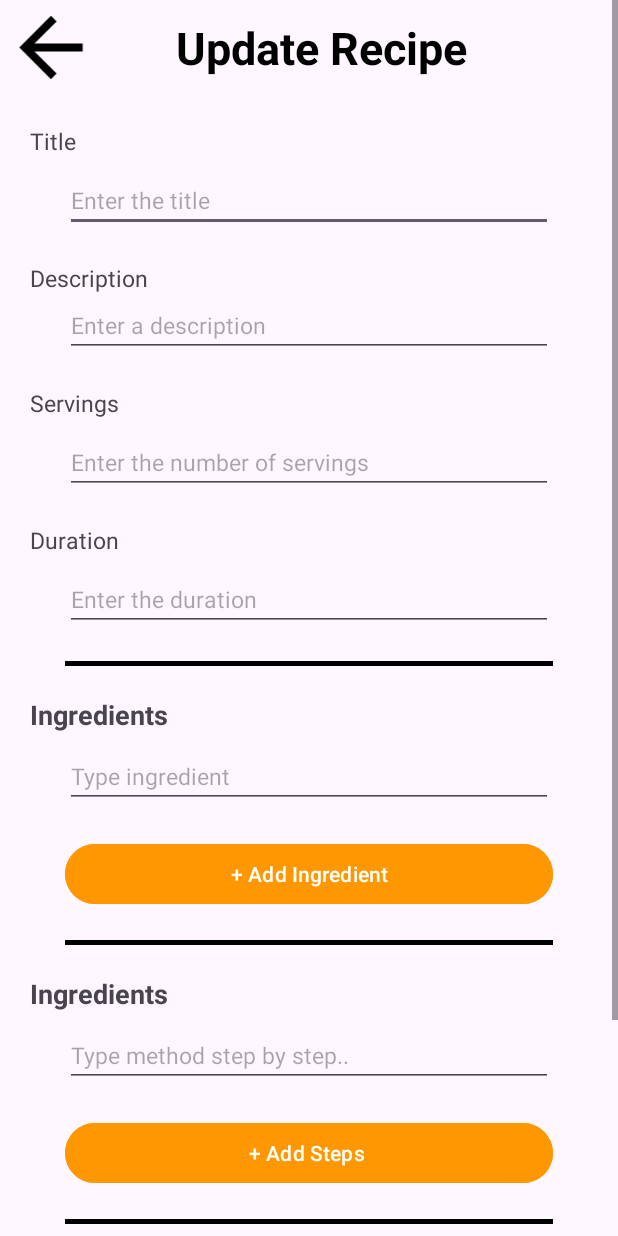
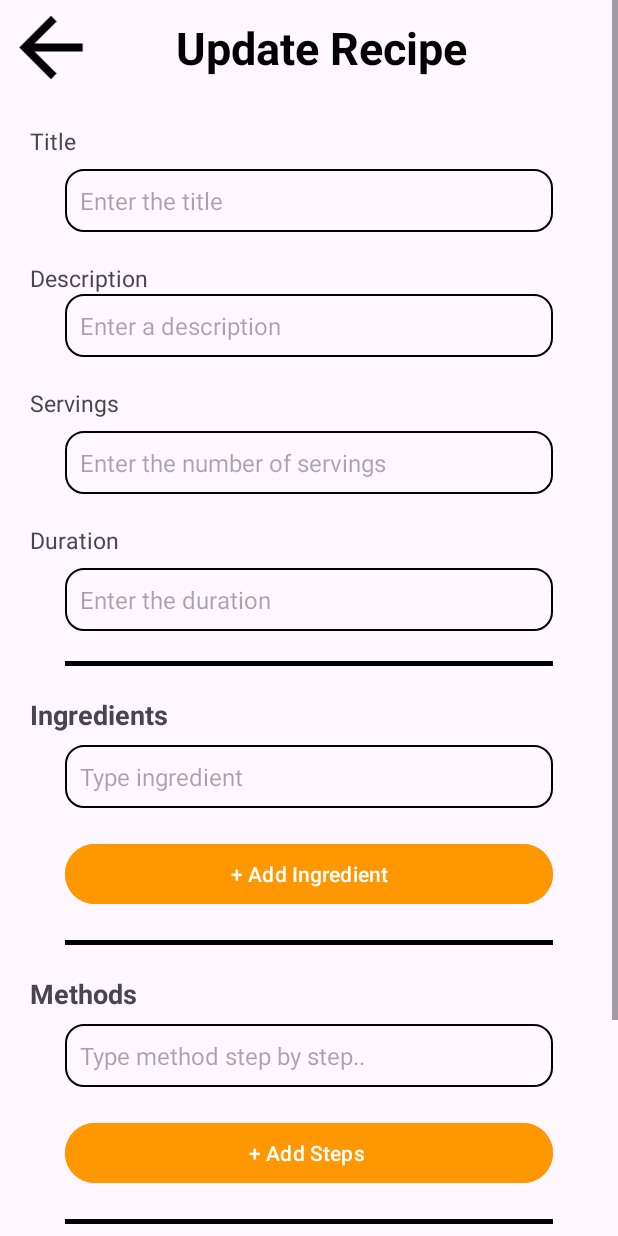
Before and after one commit to Ridmi1012/Easipe_MobileApplicationDevelopment, an Android app: the UpdateRecipeActivity screen opened directly, with no data from a screen before it, on a phone screen of 412 x 824 dp. Run offline under Robolectric (Android 15) with nearby library versions, the phone set to English and light mode, and no system bars.

Commit message:
Add, Update Recipe UI updated

```diff
--- /dev/null
+++ b/app/src/main/res/drawable/rounded_background.xml
@@ -0,0 +1,8 @@
+<?xml version="1.0" encoding="utf-8"?>
+<shape xmlns:android="http://schemas.android.com/apk/res/android"
+    android:shape="rectangle">
+    <corners android:radius="12dp" />
+    <stroke android:width="1dp"
+        android:color="@color/black"/>
+    <padding android:top="10dp" android:bottom="10dp" android:left="10dp" android:right="10dp" />
+</shape>
--- a/app/src/main/res/layout/activity_add_recipe.xml
+++ b/app/src/main/res/layout/activity_add_recipe.xml
@@ -54,11 +54,12 @@
 
         <EditText
             android:id="@+id/editTextTitle"
+            android:layout_width="325dp"
             android:layout_height="wrap_content"
-            android:layout_width="325dp"
             android:layout_marginLeft="15dp"
+            android:layout_marginTop="8dp"
             android:layout_marginRight="15dp"
-            android:layout_marginTop="8dp"
+            android:background="@drawable/rounded_background"
             android:ems="20"
             android:hint="Enter the title"
             android:inputType="text"
@@ -76,10 +77,11 @@
 
         <EditText
             android:id="@+id/editTextDescription"
+            android:layout_width="325dp"
             android:layout_height="wrap_content"
-            android:layout_width="325dp"
+            android:layout_marginLeft="15dp"
             android:layout_marginRight="15dp"
-            android:layout_marginLeft="15dp"
+            android:background="@drawable/rounded_background"
             android:ems="20"
             android:hint="Enter a description"
             android:inputType="text"
@@ -97,11 +99,12 @@
 
         <EditText
             android:id="@+id/editTextServings"
+            android:layout_width="325dp"
             android:layout_height="wrap_content"
-            android:layout_width="325dp"
-            android:layout_marginRight="15dp"
             android:layout_marginLeft="15dp"
             android:layout_marginTop="8dp"
+            android:layout_marginRight="15dp"
+            android:background="@drawable/rounded_background"
             android:ems="20"
             android:hint="Enter the number of servings"
             android:inputType="text"
@@ -122,9 +125,10 @@
             android:id="@+id/editTextDuration"
             android:layout_width="325dp"
             android:layout_height="wrap_content"
-            android:layout_marginRight="15dp"
             android:layout_marginLeft="15dp"
             android:layout_marginTop="8dp"
+            android:layout_marginRight="15dp"
+            android:background="@drawable/rounded_background"
             android:ems="20"
             android:hint="Enter the duration"
             android:inputType="text"
@@ -149,11 +153,12 @@
 
         <EditText
             android:id="@+id/editTextIngredient"
+            android:layout_width="325dp"
             android:layout_height="wrap_content"
-            android:layout_width="325dp"
-            android:layout_marginRight="15dp"
             android:layout_marginLeft="15dp"
             android:layout_marginTop="8dp"
+            android:layout_marginRight="15dp"
+            android:background="@drawable/rounded_background"
             android:ems="20"
             android:hint="Type ingredient"
             android:inputType="text"
@@ -180,17 +185,18 @@
             android:layout_marginTop="20dp"
             android:layout_marginLeft="20dp"
             android:layout_gravity="left"
-            android:text="Ingredients"
+            android:text="Methods"
             android:textSize="18dp"
             android:textStyle="bold"/>
 
         <EditText
             android:id="@+id/editTextMethod"
+            android:layout_width="325dp"
             android:layout_height="wrap_content"
-            android:layout_width="325dp"
-            android:layout_marginRight="15dp"
             android:layout_marginLeft="15dp"
             android:layout_marginTop="8dp"
+            android:layout_marginRight="15dp"
+            android:background="@drawable/rounded_background"
             android:ems="20"
             android:hint="Type method step by step.."
             android:inputType="text"
@@ -223,11 +229,12 @@
 
         <EditText
             android:id="@+id/editTextAddition"
+            android:layout_width="325dp"
             android:layout_height="wrap_content"
-            android:layout_width="325dp"
-            android:layout_marginRight="15dp"
             android:layout_marginLeft="15dp"
             android:layout_marginTop="8dp"
+            android:layout_marginRight="15dp"
+            android:background="@drawable/rounded_background"
             android:ems="20"
             android:hint="Type additional notes"
             android:inputType="text"
--- a/app/src/main/res/layout/activity_update_recipe.xml
+++ b/app/src/main/res/layout/activity_update_recipe.xml
@@ -55,15 +55,16 @@
 
         <EditText
             android:id="@+id/editTextTitle"
+            android:layout_width="325dp"
             android:layout_height="wrap_content"
-            android:layout_width="325dp"
             android:layout_marginLeft="15dp"
+            android:layout_marginTop="8dp"
             android:layout_marginRight="15dp"
-            android:layout_marginTop="8dp"
+            android:background="@drawable/rounded_background"
             android:ems="20"
             android:hint="Enter the title"
             android:inputType="text"
-            android:textSize="15dp" />
+            android:textSize="16sp" />
 
         <TextView
             android:id="@+id/textView_Description"
@@ -77,14 +78,15 @@
 
         <EditText
             android:id="@+id/editTextDescription"
+            android:layout_width="325dp"
             android:layout_height="wrap_content"
-            android:layout_width="325dp"
+            android:layout_marginLeft="15dp"
             android:layout_marginRight="15dp"
-            android:layout_marginLeft="15dp"
+            android:background="@drawable/rounded_background"
             android:ems="20"
             android:hint="Enter a description"
             android:inputType="text"
-            android:textSize="15dp" />
+            android:textSize="16sp" />
 
         <TextView
             android:id="@+id/textView_Servings"
@@ -98,15 +100,16 @@
 
         <EditText
             android:id="@+id/editTextServings"
+            android:layout_width="325dp"
             android:layout_height="wrap_content"
-            android:layout_width="325dp"
-            android:layout_marginRight="15dp"
             android:layout_marginLeft="15dp"
             android:layout_marginTop="8dp"
+            android:layout_marginRight="15dp"
+            android:background="@drawable/rounded_background"
             android:ems="20"
             android:hint="Enter the number of servings"
             android:inputType="text"
-            android:textSize="15dp" />
+            android:textSize="16sp" />
 
 
         <TextView
@@ -123,13 +126,14 @@
             android:id="@+id/editTextDuration"
             android:layout_width="325dp"
             android:layout_height="wrap_content"
-            android:layout_marginRight="15dp"
             android:layout_marginLeft="15dp"
             android:layout_marginTop="8dp"
+            android:layout_marginRight="15dp"
+            android:background="@drawable/rounded_background"
             android:ems="20"
             android:hint="Enter the duration"
             android:inputType="text"
-            android:textSize="15dp" />
+            android:textSize="16sp" />
 
         <View
             android:layout_width="325dp"
@@ -150,15 +154,16 @@
 
         <EditText
             android:id="@+id/editTextIngredient"
+            android:layout_width="325dp"
             android:layout_height="wrap_content"
-            android:layout_width="325dp"
-            android:layout_marginRight="15dp"
             android:layout_marginLeft="15dp"
             android:layout_marginTop="8dp"
+            android:layout_marginRight="15dp"
+            android:background="@drawable/rounded_background"
             android:ems="20"
             android:hint="Type ingredient"
             android:inputType="text"
-            android:textSize="15dp" />
+            android:textSize="16sp" />
 
         <Button
             android:id="@+id/addIngredientBtn"
@@ -181,21 +186,22 @@
             android:layout_marginTop="20dp"
             android:layout_marginLeft="20dp"
             android:layout_gravity="left"
-            android:text="Ingredients"
+            android:text="Methods"
             android:textSize="18dp"
             android:textStyle="bold"/>
 
         <EditText
             android:id="@+id/editTextMethod"
+            android:layout_width="325dp"
             android:layout_height="wrap_content"
-            android:layout_width="325dp"
-            android:layout_marginRight="15dp"
             android:layout_marginLeft="15dp"
             android:layout_marginTop="8dp"
+            android:layout_marginRight="15dp"
+            android:background="@drawable/rounded_background"
             android:ems="20"
             android:hint="Type method step by step.."
             android:inputType="text"
-            android:textSize="15dp" />
+            android:textSize="16sp" />
 
         <Button
             android:id="@+id/AddMethodBtn"
@@ -218,21 +224,22 @@
             android:layout_marginTop="20dp"
             android:layout_marginLeft="20dp"
             android:layout_gravity="left"
-            android:text="Additional Methods"
+            android:text="Additional Notes"
             android:textSize="18dp"
             android:textStyle="bold"/>
 
         <EditText
             android:id="@+id/editTextAddition"
+            android:layout_width="325dp"
             android:layout_height="wrap_content"
-            android:layout_width="325dp"
-            android:layout_marginRight="15dp"
             android:layout_marginLeft="15dp"
             android:layout_marginTop="8dp"
+            android:layout_marginRight="15dp"
+            android:background="@drawable/rounded_background"
             android:ems="20"
             android:hint="Type additional notes"
             android:inputType="text"
-            android:textSize="15dp" />
+            android:textSize="16sp" />
 
         <Button
             android:id="@+id/PublishBtn"
```
